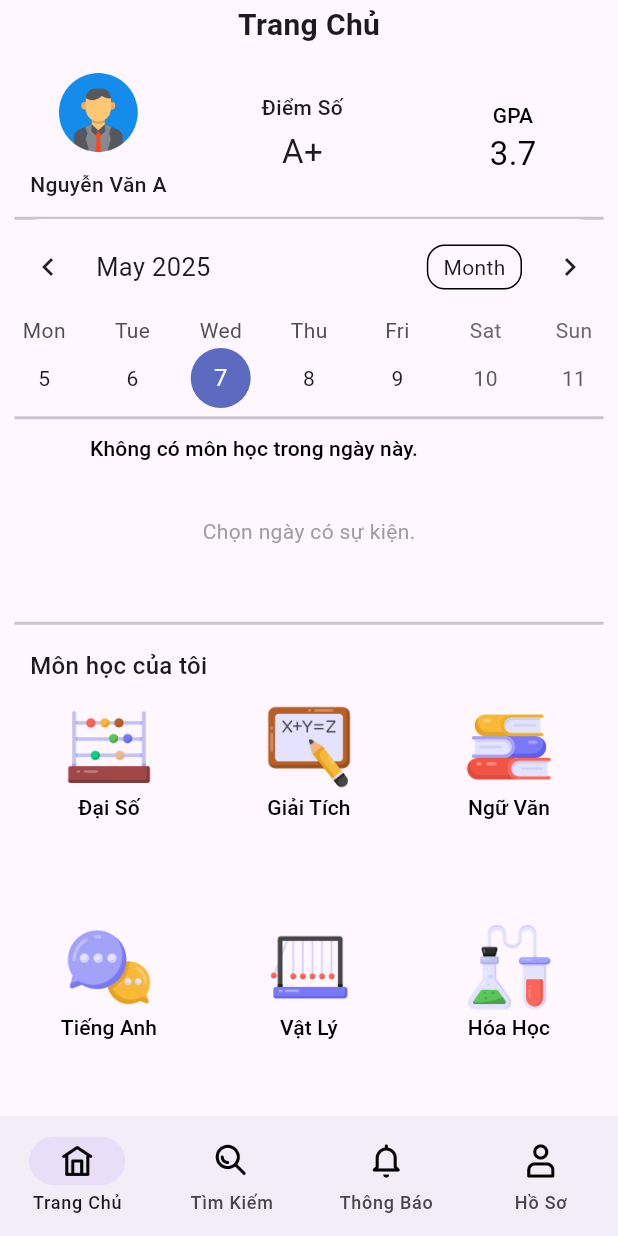
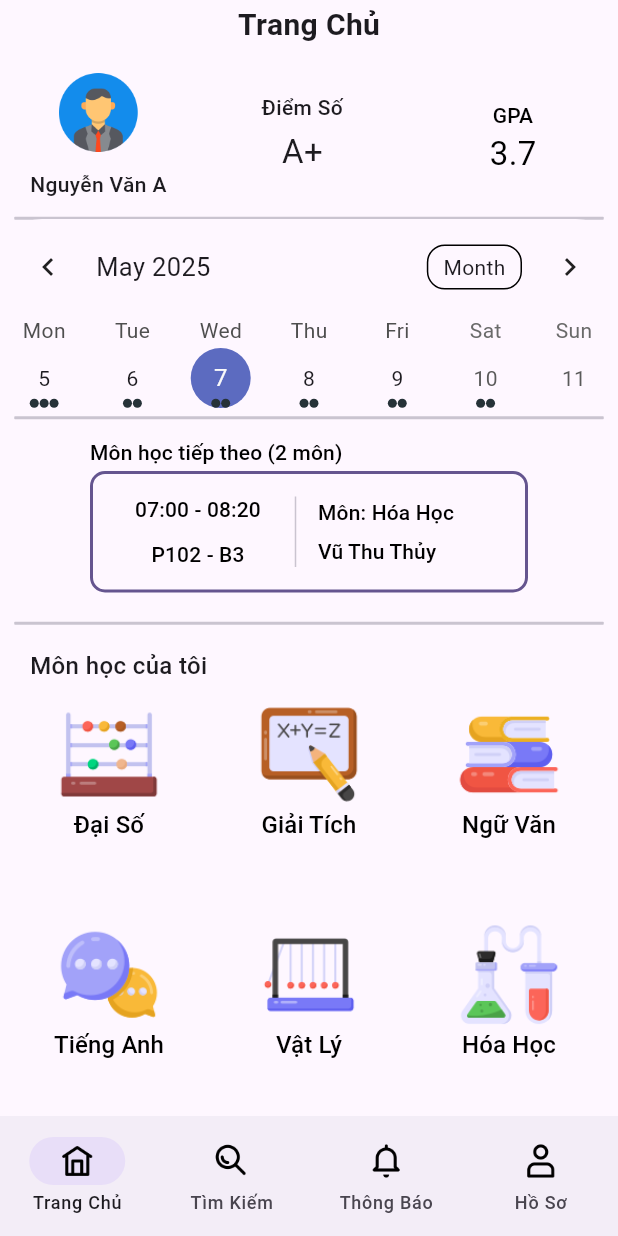
Before and after one commit to thg68/EasyEdu, a Flutter app: the screen it shows after launch, after a tap on "SIGN IN", on a phone screen of 412 x 824 dp. Run offline on Flutter 3.47's test engine with Material 3 defaults, Android fonts, the light colour scheme and no system bars; drawn by our look-alikes of table_calendar; our stand-ins replace file_picker.

Commit message:
Minor adjustments

```diff
--- a/lib/Pages/Home/home.dart
+++ b/lib/Pages/Home/home.dart
@@ -1,6 +1,8 @@
 import 'package:flutter/material.dart';
 import 'package:table_calendar/table_calendar.dart';
-import '../DetailPages/DetailPage.dart';
+import '../DetailPages/DetailPage.dart'; // Import DetailPage
+
+
 import '../../Utils/event.dart';
 import '../TeacherPages/createlesson.dart';
 
@@ -18,34 +20,15 @@ class _HomePage extends State<HomePage> {
   DateTime? _selectedDay;
   DateTime? _rangeStart;
   DateTime? _rangeEnd;
-  late ValueNotifier<List<Event>> _selectedEvents;
-  bool _isLoading = true; // Track loading state
+  late final ValueNotifier<List<Event>> _selectedEvents;
+  final double subjectGridSize = 80; //scale at 60-110, 80 looks best
 
   @override
   void initState() {
     super.initState();
+    initCalendarEvents();
     _selectedDay = _focusedDay;
-    _selectedEvents = ValueNotifier<List<Event>>([]);
-
-    // Initialize events and update UI when done
-    _initEvents();
-  }
-
-  // Initialize events asynchronously
-  Future<void> _initEvents() async {
-    setState(() {
-      _isLoading = true;
-    });
-
-    await initCalendarEvents();
-
-    // Update selected day events after loading
-    _selectedEvents.value = _getEventsForDay(_selectedDay!);
-
-    // Update UI
-    setState(() {
-      _isLoading = false;
-    });
+    _selectedEvents = ValueNotifier(_getEventsForDay(_selectedDay!));
   }
 
   @override
@@ -87,12 +70,12 @@ class _HomePage extends State<HomePage> {
   }
 
   List<Event> _getEventsForDay(DateTime day) {
-    // Implementation example
     return kEvents[day] ?? [];
   }
 
   List<Event> _getEventsForRange(DateTime start, DateTime end) {
     final days = daysInRange(start, end);
+
     return [for (final d in days) ..._getEventsForDay(d)];
   }
 
@@ -289,7 +272,6 @@ class _HomePage extends State<HomePage> {
       eventLoader: _getEventsForDay,
       startingDayOfWeek: StartingDayOfWeek.monday,
       calendarStyle: const CalendarStyle(
-        // Use `CalendarStyle` to customize the UI
         outsideDaysVisible: false,
         markerSize: 6,
       ),
@@ -709,7 +691,7 @@ class _HomePage extends State<HomePage> {
       {'name': 'Âm Nhạc', 'icon': 'assets/images/Music_icon.png'},
       {'name': 'Tư Duy Phản Biện', 'icon': 'assets/images/Drama_icon.png'},
       {
-        'name': 'Trải Nghiệm và Hướng Nghiệp',
+        'name': 'Trải Nghiệm Hướng Việc',
         'icon': 'assets/images/Career_icon.png'
       },
       {
@@ -727,8 +709,8 @@ class _HomePage extends State<HomePage> {
       child: GridView.builder(
         shrinkWrap: true,
         physics: const NeverScrollableScrollPhysics(),
-        gridDelegate: const SliverGridDelegateWithFixedCrossAxisCount(
-          crossAxisCount: 3,
+        gridDelegate: SliverGridDelegateWithFixedCrossAxisCount(
+          crossAxisCount: (240/subjectGridSize).toInt(),
           childAspectRatio: 0.9,
           mainAxisSpacing: 12,
           crossAxisSpacing: 12,
@@ -747,7 +729,7 @@ class _HomePage extends State<HomePage> {
                 ),
               );
             },
-            80,
+            subjectGridSize,
           );
         },
       ),
@@ -760,9 +742,8 @@ class _HomePage extends State<HomePage> {
       onTap: onTap,
       borderRadius: BorderRadius.circular(8),
       child: SizedBox(
-        //Should be customizable
         width: subjectSize,
-        height: subjectSize + 20,
+        height: subjectSize,
         child: Column(
           mainAxisSize: MainAxisSize.min,
           mainAxisAlignment: MainAxisAlignment.start,
@@ -770,8 +751,8 @@ class _HomePage extends State<HomePage> {
           children: [
             const SizedBox(height: 5),
             Container(
-              width: subjectSize - 20,
-              height: subjectSize - 20,
+              width: subjectSize - 10,
+              height: subjectSize - 10,
               clipBehavior: Clip.antiAlias,
               decoration: const BoxDecoration(),
               child: Stack(
@@ -780,8 +761,8 @@ class _HomePage extends State<HomePage> {
                     left: 0,
                     top: 0,
                     child: Container(
-                      width: subjectSize - 20,
-                      height: subjectSize - 20,
+                      width: subjectSize - 10,
+                      height: subjectSize - 10,
                       decoration: BoxDecoration(
                         image: DecorationImage(
                           image: AssetImage(assetLocation),
@@ -794,13 +775,13 @@ class _HomePage extends State<HomePage> {
               ),
             ),
             SizedBox(
-              width: subjectSize,
+              width: subjectSize+10,
               child: Text(
                 subjectName,
                 textAlign: TextAlign.center,
-                style: const TextStyle(
+                style: TextStyle(
                   color: Colors.black,
-                  fontSize: 14,
+                  fontSize: subjectSize/5,
                   fontFamily: 'Roboto',
                   fontWeight: FontWeight.w500,
                   height: 1.43,
--- a/lib/Pages/TeacherPages/createlesson.dart
+++ b/lib/Pages/TeacherPages/createlesson.dart
@@ -157,7 +157,6 @@ class _CreateLessonPageState extends State<CreateLessonPage> {
         } else {
           kEvents[eventDate] = [newEvent];
         }
-        saveEventsToFile();
 
         ScaffoldMessenger.of(context).showSnackBar(
           const SnackBar(
```
Also changed, not shown: lib/Utils/event.dart (+155 -75 lines).
